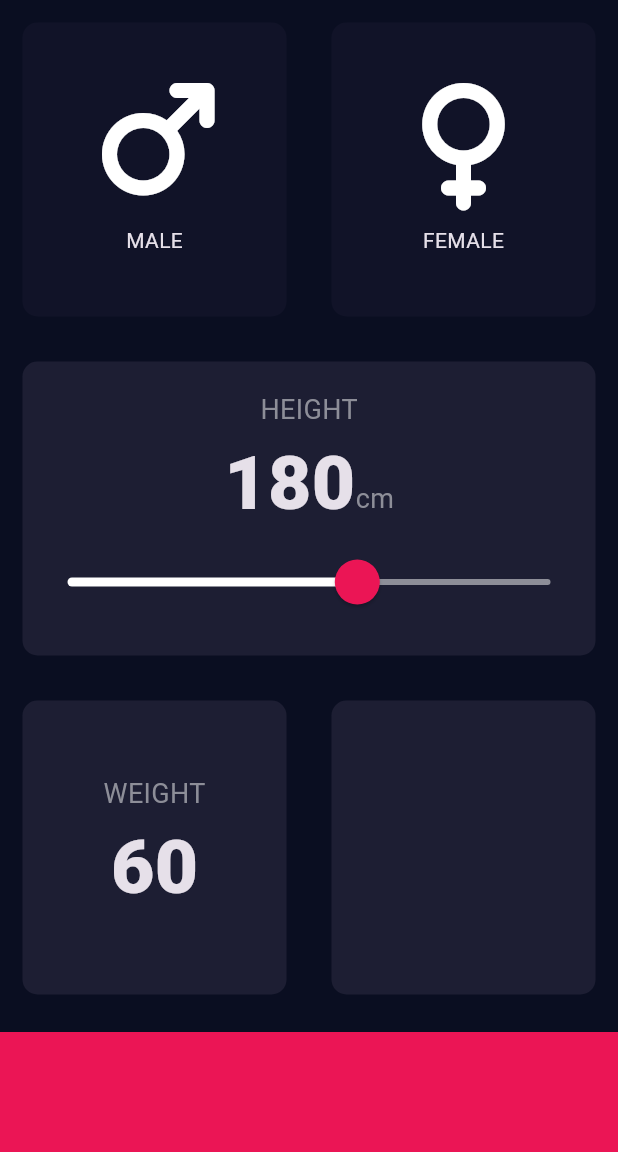
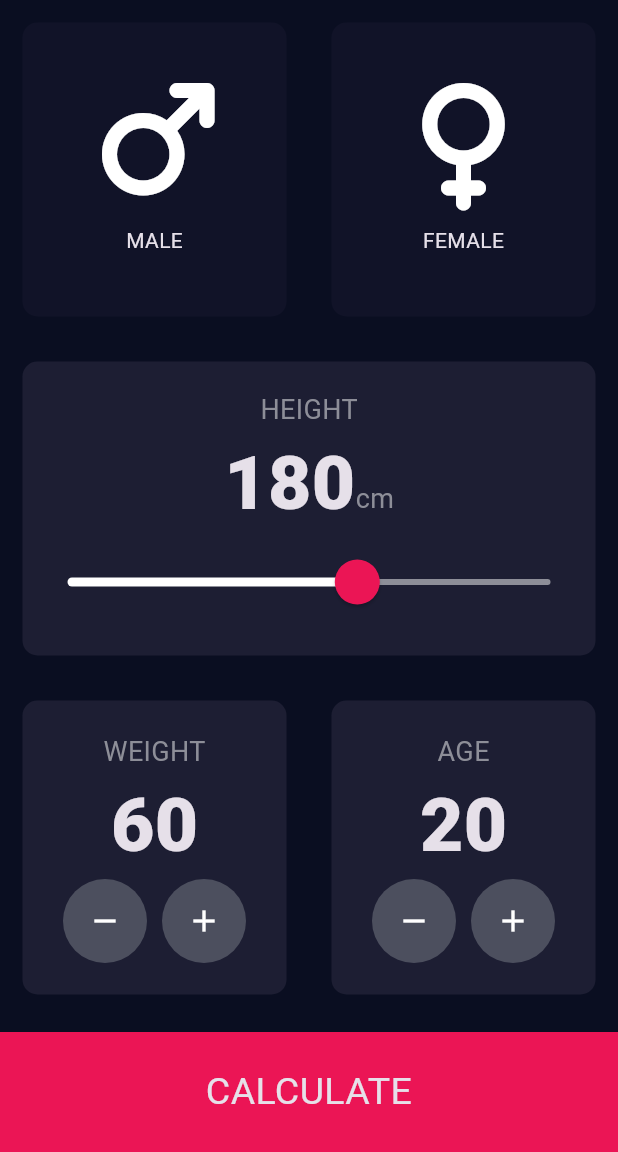
Before and after one commit to Arjav-07/BMI-Calculator, a Flutter app: the screen it shows after launch, on a phone screen of 412 x 824 dp, the part 84-1236 px from its top. Run offline on Flutter 3.47's test engine with Material 3 defaults, Android fonts, the phone set to English and light mode, and no system bars; our stand-ins replace font_awesome_flutter.

Commit message:
main page completed

```diff
--- a/lib/input_page.dart
+++ b/lib/input_page.dart
@@ -33,7 +33,6 @@ class _InputPageState extends State<InputPage> {
       body: Column(
         crossAxisAlignment: CrossAxisAlignment.stretch,
         children: <Widget>[
-
           // ------------------ GENDER ------------------
           Expanded(
             child: Row(
@@ -81,37 +80,28 @@ class _InputPageState extends State<InputPage> {
               cardChild: Column(
                 mainAxisAlignment: MainAxisAlignment.center,
                 children: <Widget>[
-                  Text(
-                    'HEIGHT',
-                    style: klabelTextStyle,
-                  ),
+                  Text('HEIGHT', style: klabelTextStyle),
                   Row(
                     mainAxisAlignment: MainAxisAlignment.center,
                     crossAxisAlignment: CrossAxisAlignment.baseline,
                     textBaseline: TextBaseline.alphabetic,
                     children: <Widget>[
-                      Text(
-                        height.toString(),
-                        style: knumberTextStyle,
-                      ),
-                      Text(
-                        'cm',
-                        style: klabelTextStyle,
-                      ),
+                      Text(height.toString(), style: knumberTextStyle),
+                      Text('cm', style: klabelTextStyle),
                     ],
                   ),
                   SliderTheme(
                     data: SliderTheme.of(context).copyWith(
-                       activeTrackColor: Colors.white,
-                       inactiveTrackColor: Color(0xFF8D8E98),
+                      activeTrackColor: Colors.white,
+                      inactiveTrackColor: Color(0xFF8D8E98),
                       thumbColor: Color(0xFFEB1555),
                       overlayColor: Color(0x29EB1555),
-                      thumbShape:
-                          RoundSliderThumbShape(enabledThumbRadius: 15.0),
-                      overlayShape:
-                          RoundSliderOverlayShape(overlayRadius: 30.0),
-
-
+                      thumbShape: RoundSliderThumbShape(
+                        enabledThumbRadius: 15.0,
+                      ),
+                      overlayShape: RoundSliderOverlayShape(
+                        overlayRadius: 30.0,
+                      ),
                     ),
                     child: Slider(
                       value: height.toDouble(),
@@ -141,11 +131,26 @@ class _InputPageState extends State<InputPage> {
                     cardChild: Column(
                       mainAxisAlignment: MainAxisAlignment.center,
                       children: <Widget>[
-                        Text(
-                          'WEIGHT',
-                          style: klabelTextStyle,
+                        Text('WEIGHT', style: klabelTextStyle),
+                        Text(weight.toString(), style: knumberTextStyle),
+                        Row(
+                          mainAxisAlignment: MainAxisAlignment.center,
+                          children: [
+                            RoundedIconButton(icon: Icons.remove, onPressed: () {
+                              setState(() {
+                                weight--;
+                              });
+                            },),
+
+                            SizedBox(width: 10.0),
+
+                            RoundedIconButton(icon: Icons.add, onPressed: () {
+                              setState(() {
+                                weight++;
+                              });
+                            },),
+                          ],
                         ),
-                        Text(weight.toString(), style: knumberTextStyle,),
                       ],
                     ),
                     onPress: () {},
@@ -156,7 +161,31 @@ class _InputPageState extends State<InputPage> {
                 Expanded(
                   child: ReusableCard(
                     color: kactivecardcolor,
-                    cardChild: Column(),
+                    cardChild: Column(
+                      mainAxisAlignment: MainAxisAlignment.center,
+                      children: <Widget>[
+                        Text('AGE', style: klabelTextStyle),
+                        Text(age.toString(), style: knumberTextStyle),
+                        Row(
+                          mainAxisAlignment: MainAxisAlignment.center,
+                          children: [
+                            RoundedIconButton(icon: Icons.remove, onPressed: () {
+                              setState(() {
+                                age--;
+                              });
+                            },),
+
+                            SizedBox(width: 10.0),
+
+                            RoundedIconButton(icon: Icons.add, onPressed: () {
+                              setState(() {
+                                age++;
+                              });
+                            },),
+                          ],
+                        ),
+                      ],
+                    ),
                     onPress: () {},
                   ),
                 ),
@@ -166,11 +195,12 @@ class _InputPageState extends State<InputPage> {
 
           // ------------------ CALCULATE BUTTON ------------------
           Container(
+            alignment: Alignment.center,
             color: kbottomcolor,
             margin: EdgeInsets.only(top: 10.0),
             width: double.infinity,
             height: kbottomcontainerheight,
-
+            child: Text("CALCULATE", style: TextStyle(fontSize: 25.0), textAlign: TextAlign.center,),
           ),
         ],
       ),
@@ -179,11 +209,22 @@ class _InputPageState extends State<InputPage> {
 }
 
 class RoundedIconButton extends StatelessWidget {
-  const RoundedIconButton
-({super.key});
+  const RoundedIconButton({super.key, required this.icon, required this.onPressed});
+
+final IconData icon;
+final Function onPressed;
 
   @override
   Widget build(BuildContext context) {
-    return const Placeholder();
+    return RawMaterialButton(onPressed: () => onPressed(),
+      elevation: 0,
+      constraints: BoxConstraints.tightFor(
+        width: 56.0,
+        height: 56.0,
+      ),
+      shape: CircleBorder(),
+      fillColor: Color(0xFF4C4F5E),
+      child: Icon(icon)
+    );
   }
 }
```
Also changed, not shown: lib/results_page.dart (added, +20 -0 lines).
